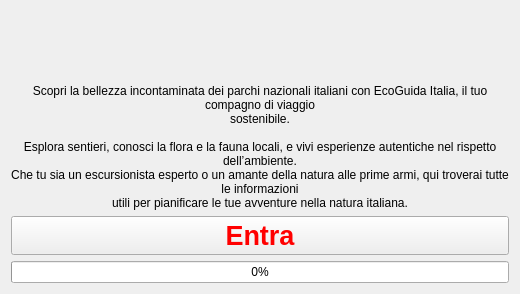
Above: GUI/landing.ui from Matt-ez/EcoGuida before the change. Below: the same form after it.
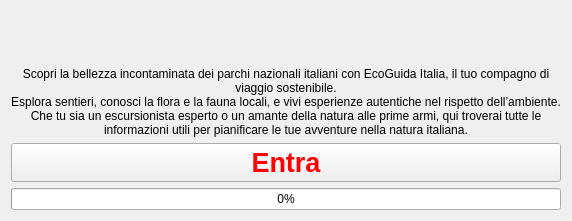
That is the form after the change. Icons and pictures are not drawn.

```diff
--- a/GUI/landing.ui
+++ b/GUI/landing.ui
@@ -2,24 +2,28 @@
 <ui version="4.0">
  <class>Form</class>
  <widget class="QWidget" name="Form">
-  <property name="geometry">
-   <rect>
-    <x>0</x>
-    <y>0</y>
-    <width>520</width>
-    <height>294</height>
-   </rect>
-  </property>
   <property name="windowTitle">
    <string>Form</string>
   </property>
-  <layout class="QGridLayout" name="gridLayout_2">
-   <item row="0" column="0">
-    <layout class="QGridLayout" name="gridLayout" rowminimumheight="0" columnminimumwidth="0">
-     <property name="sizeConstraint">
-      <enum>QLayout::SetDefaultConstraint</enum>
-     </property>
-     <item row="0" column="0">
+  <layout class="QVBoxLayout" name="verticalLayout_3">
+   <item>
+    <layout class="QHBoxLayout" name="horizontalLayout">
+     <item>
+      <spacer name="horizontalSpacer_2">
+       <property name="orientation">
+        <enum>Qt::Horizontal</enum>
+       </property>
+       <property name="sizeHint" stdset="0">
+        <size>
+         <width>188</width>
+         <height>20</height>
+        </size>
+       </property>
+      </spacer>
+     </item>
+     <item>
+      <layout class="QVBoxLayout" name="verticalLayout_2">
+       <item>
       <widget class="QLabel" name="labelLogo">
        <property name="sizePolicy">
         <sizepolicy hsizetype="Preferred" vsizetype="Preferred">
@@ -61,7 +65,7 @@
         <bool>true</bool>
        </property>
        <property name="alignment">
-        <set>Qt::AlignLeading|Qt::AlignLeft|Qt::AlignVCenter</set>
+          <set>Qt::AlignCenter</set>
        </property>
        <property name="wordWrap">
         <bool>true</bool>
@@ -70,7 +74,24 @@
      </item>
     </layout>
    </item>
-   <item row="1" column="0">
+     <item>
+      <spacer name="horizontalSpacer">
+       <property name="orientation">
+        <enum>Qt::Horizontal</enum>
+       </property>
+       <property name="sizeHint" stdset="0">
+        <size>
+         <width>188</width>
+         <height>20</height>
+        </size>
+       </property>
+      </spacer>
+     </item>
+    </layout>
+   </item>
+   <item>
+    <layout class="QVBoxLayout" name="verticalLayout">
+     <item>
     <widget class="QLabel" name="label_2">
      <property name="sizePolicy">
       <sizepolicy hsizetype="Preferred" vsizetype="Preferred">
@@ -89,12 +110,9 @@
       <cursorShape>IBeamCursor</cursorShape>
      </property>
      <property name="text">
-      <string>Scopri la bellezza incontaminata dei parchi nazionali italiani con EcoGuida Italia, il tuo compagno di viaggio
-sostenibile.
-
+        <string>Scopri la bellezza incontaminata dei parchi nazionali italiani con EcoGuida Italia, il tuo compagno di viaggio sostenibile.
 Esplora sentieri, conosci la flora e la fauna locali, e vivi esperienze autentiche nel rispetto dell’ambiente.
-Che tu sia un escursionista esperto o un amante della natura alle prime armi, qui troverai tutte le informazioni
-utili per pianificare le tue avventure nella natura italiana.</string>
+Che tu sia un escursionista esperto o un amante della natura alle prime armi, qui troverai tutte le informazioni utili per pianificare le tue avventure nella natura italiana.</string>
      </property>
      <property name="scaledContents">
       <bool>false</bool>
@@ -107,7 +125,7 @@
      </property>
     </widget>
    </item>
-   <item row="2" column="0">
+     <item>
     <widget class="QPushButton" name="pushEntra">
      <property name="font">
       <font>
@@ -124,12 +142,14 @@
      </property>
     </widget>
    </item>
-   <item row="3" column="0">
+     <item>
     <widget class="QProgressBar" name="progressBar">
      <property name="value">
       <number>0</number>
      </property>
     </widget>
+     </item>
+    </layout>
    </item>
   </layout>
  </widget>
```
Lines whose indentation alone changed are shown as unchanged.
